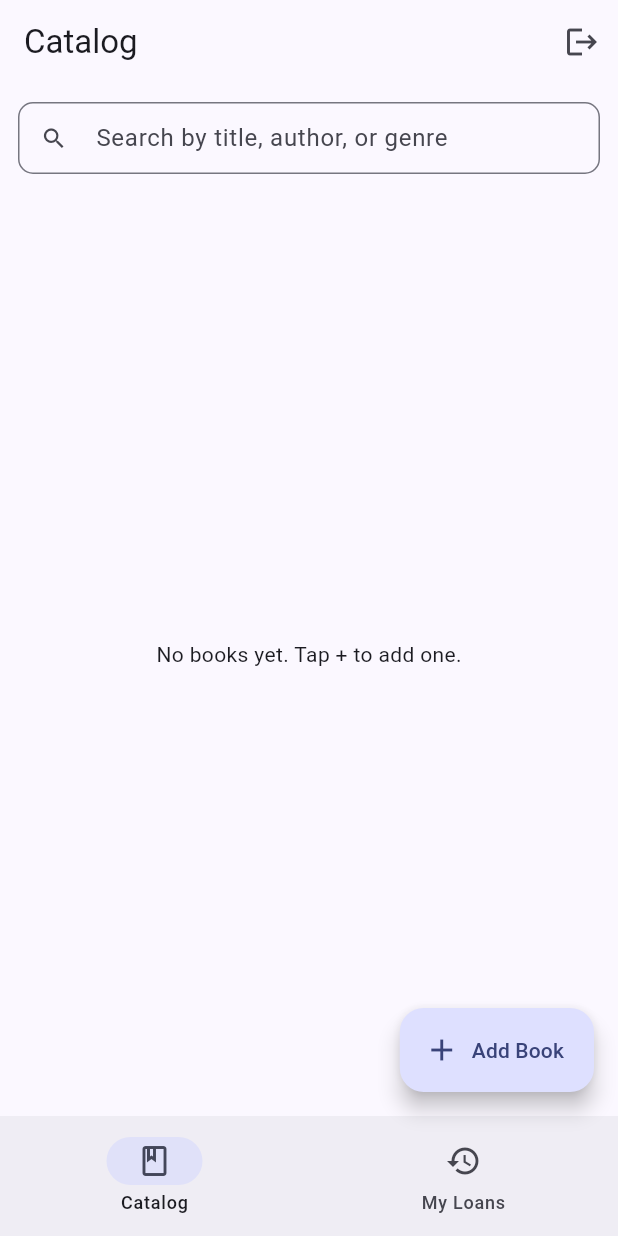
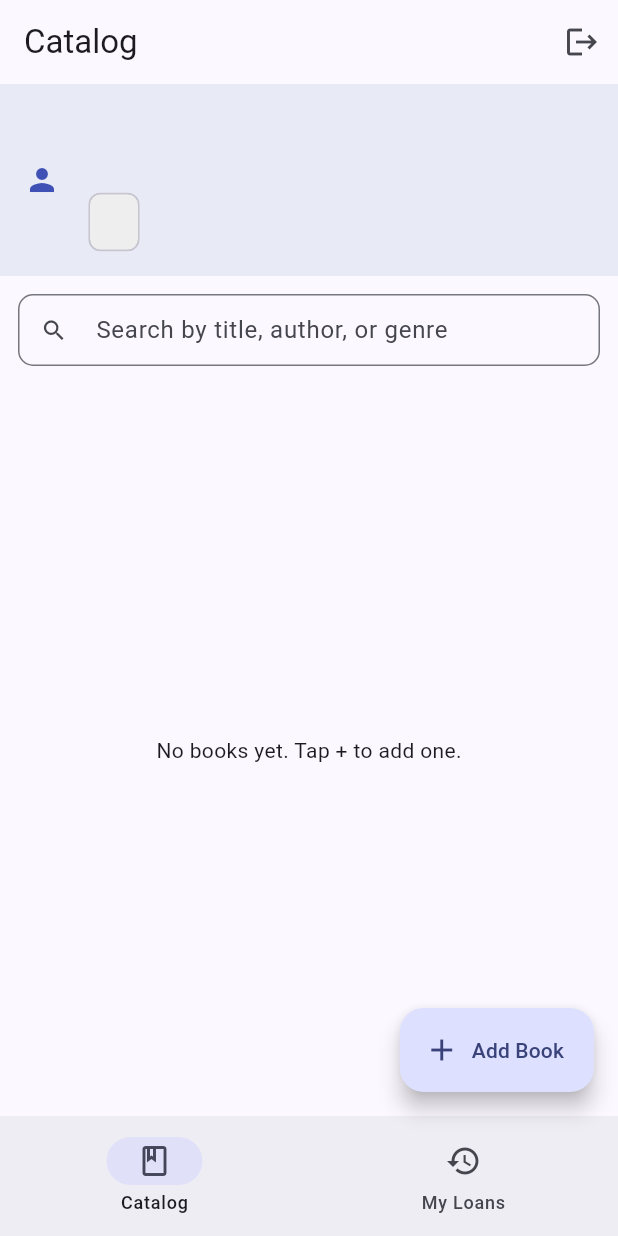
Before and after one commit to Mrwarier/library_app, a Flutter app: the screen it shows once a user with an empty profile is signed in, on a phone screen of 412 x 824 dp. Run offline on Flutter 3.47's test engine with Material 3 defaults, Android fonts, the phone set to English and light mode, and no system bars; our stand-ins replace cloud_firestore, firebase_auth, firebase_core; accounts and stored records are empty.

Commit message:
feat: implement core library management UI, authentication flow, and Firebase integration

```diff
--- a/lib/screens/auth/login_screen.dart
+++ b/lib/screens/auth/login_screen.dart
@@ -39,9 +39,11 @@ class _LoginScreenState extends State<LoginScreen> {
         password: _passwordController.text,
       );
       if (!mounted) return;
-      context.read<Session>().setUser(user);
+      await context.read<Session>().setUser(user);
     } catch (e) {
-      setState(() => _error = e.toString());
+      if (mounted) {
+        setState(() => _error = e.toString());
+      }
     } finally {
       if (mounted) setState(() => _submitting = false);
     }
--- a/lib/screens/auth_gate.dart
+++ b/lib/screens/auth_gate.dart
@@ -20,6 +20,35 @@ class AuthGate extends StatelessWidget {
       );
     }
 
+    if (session.error != null) {
+      return Scaffold(
+        appBar: AppBar(title: const Text('Authentication error')),
+        body: Center(
+          child: Padding(
+            padding: const EdgeInsets.all(24),
+            child: Column(
+              mainAxisSize: MainAxisSize.min,
+              children: [
+                const Icon(Icons.error_outline, size: 64, color: Colors.redAccent),
+                const SizedBox(height: 16),
+                Text(
+                  session.error ?? 'Unknown auth error.',
+                  textAlign: TextAlign.center,
+                ),
+                const SizedBox(height: 24),
+                FilledButton(
+                  onPressed: () => Navigator.of(context).pushReplacement(
+                    MaterialPageRoute(builder: (_) => const LoginScreen()),
+                  ),
+                  child: const Text('Retry sign in'),
+                ),
+              ],
+            ),
+          ),
+        ),
+      );
+    }
+
     return session.isSignedIn ? const HomeScreen() : const LoginScreen();
   }
 }
--- a/lib/screens/catalog/add_edit_book_screen.dart
+++ b/lib/screens/catalog/add_edit_book_screen.dart
@@ -94,6 +94,9 @@ class _AddEditBookScreenState extends State<AddEditBookScreen> {
       }
 
       if (!mounted) return;
+      ScaffoldMessenger.of(context).showSnackBar(
+        const SnackBar(content: Text('Book saved successfully.')),
+      );
       Navigator.of(context).pop();
     } catch (e) {
       if (!mounted) return;
--- a/lib/screens/catalog/home_screen.dart
+++ b/lib/screens/catalog/home_screen.dart
@@ -5,9 +5,9 @@ import 'add_edit_book_screen.dart';
 import 'catalog_tab.dart';
 import 'my_loans_tab.dart';
 
-/// Single home screen for every signed-in user — there is no separate
-/// admin view. Anyone can browse the catalog, add/edit/delete books, and
-/// track their own loans.
+/// Home screen for every signed-in user.
+/// The UI shows the current user profile and role, and admin users get
+/// elevated management controls where applicable.
 class HomeScreen extends StatefulWidget {
   const HomeScreen({super.key});
 
@@ -34,8 +34,55 @@ class _HomeScreenState extends State<HomeScreen> {
           ),
         ],
       ),
-      body: pages[_index],
-      floatingActionButton: _index == 0
+      body: Column(
+        children: [
+          Container(
+            width: double.infinity,
+            color: Colors.indigo.shade50,
+            padding: const EdgeInsets.symmetric(horizontal: 16, vertical: 12),
+            child: Row(
+              children: [
+                const Icon(Icons.person, color: Colors.indigo),
+                const SizedBox(width: 12),
+                Expanded(
+                  child: Column(
+                    crossAxisAlignment: CrossAxisAlignment.start,
+                    children: [
+                      Text(
+                        session.displayName,
+                        style: const TextStyle(
+                          fontSize: 16,
+                          fontWeight: FontWeight.w600,
+                        ),
+                      ),
+                      const SizedBox(height: 4),
+                      Text(session.user?.email ?? '',
+                          style: const TextStyle(fontSize: 14)),
+                      const SizedBox(height: 8),
+                      Row(
+                        children: [
+                          Chip(
+                            label: Text(session.role.toUpperCase()),
+                            backgroundColor: session.isAdmin
+                                ? Colors.indigo.shade100
+                                : Colors.grey.shade200,
+                          ),
+                          if (session.isAdmin) ...[
+                            const SizedBox(width: 8),
+                            const Icon(Icons.star, size: 16, color: Colors.amber),
+                          ],
+                        ],
+                      ),
+                    ],
+                  ),
+                ),
+              ],
+            ),
+          ),
+          Expanded(child: pages[_index]),
+        ],
+      ),
+      floatingActionButton: _index == 0 && session.isSignedIn
           ? FloatingActionButton.extended(
               onPressed: () => Navigator.of(context).push(MaterialPageRoute(
                 builder: (_) => const AddEditBookScreen(),
--- a/lib/services/book_service.dart
+++ b/lib/services/book_service.dart
@@ -29,7 +29,8 @@ class BookService {
   }
 
   Future<String> addBook(Book book) async {
-    final doc = await _books.add(book.toMap());
+    final doc = _books.doc();
+    await doc.set(book.toMap());
     return doc.id;
   }
 
--- a/lib/services/borrow_service.dart
+++ b/lib/services/borrow_service.dart
@@ -31,6 +31,7 @@ class BorrowService {
     await _records.add(record.toMap());
   }
 
+
   Future<void> returnBook(BorrowRecord record) async {
     await _bookService.incrementAvailability(record.bookId);
     await _records.doc(record.id).update({
```
Also changed, not shown: firestore.indexes.json (added, +13 -0 lines), lib/screens/catalog/catalog_tab.dart (+110 -37 lines), lib/services/auth_service.dart (+40 -7 lines), lib/services/session.dart (+37 -3 lines), firebase.json (added), 9 other files.
